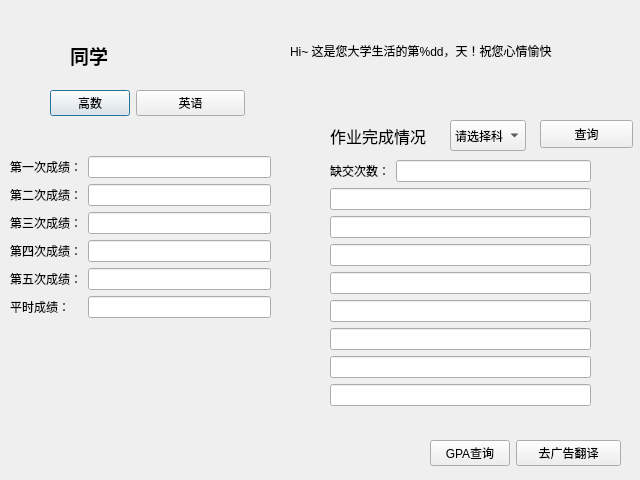
ZengKeKe1/ClassInfoCenter, file dialog.ui: the form before one commit.
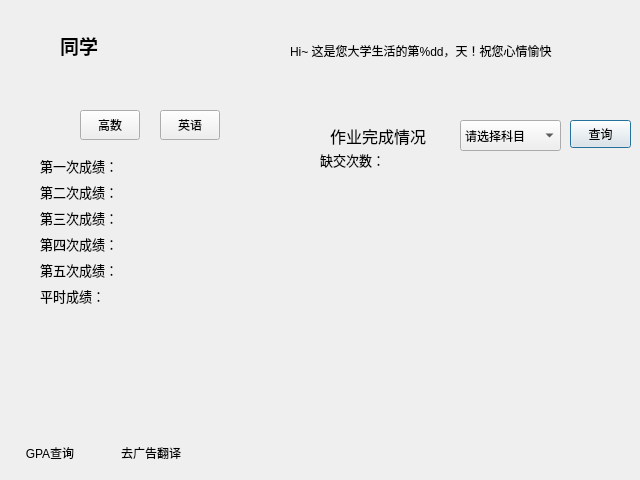
The form after the commit. Icons and pictures are not drawn.

Patch:
```diff
--- a/dialog.ui
+++ b/dialog.ui
@@ -26,14 +26,22 @@
    </size>
   </property>
   <property name="windowTitle">
-   <string>山头斜照却相迎</string>
+   <string>泪眼问花花不语，乱红飞过秋千去。</string>
+  </property>
+  <property name="styleSheet">
+   <string notr="true">
+#Dialog {
+
+	
+	border-image: url(:/Sources/778242_1.png);
+} </string>
   </property>
   <widget class="QWidget" name="formLayoutWidget">
    <property name="geometry">
     <rect>
-     <x>10</x>
+     <x>40</x>
      <y>150</y>
-     <width>261</width>
+     <width>231</width>
      <height>285</height>
     </rect>
    </property>
@@ -45,10 +53,21 @@
       </property>
       <property name="font">
        <font>
-        <weight>75</weight>
-        <bold>true</bold>
+        <family>微软雅黑</family>
+        <pointsize>10</pointsize>
+        <weight>9</weight>
+        <italic>false</italic>
+        <bold>false</bold>
        </font>
       </property>
+      <property name="styleSheet">
+       <string notr="true">  
+font: 75 10pt &quot;微软雅黑&quot;;
+ background-color: rgba(255, 255, 255, 0%);
+
+   border:1px solid #b9babb;
+   border-width:0;border-style:outset；</string>
+      </property>
       <property name="dragEnabled">
        <bool>false</bool>
       </property>
@@ -59,6 +78,18 @@
     </item>
     <item row="2" column="0">
      <widget class="QLabel" name="ScoreLB2">
+      <property name="font">
+       <font>
+        <family>微软雅黑</family>
+        <pointsize>10</pointsize>
+        <weight>9</weight>
+        <italic>false</italic>
+        <bold>false</bold>
+       </font>
+      </property>
+      <property name="styleSheet">
+       <string notr="true">font: 75 10pt &quot;微软雅黑&quot;;</string>
+      </property>
       <property name="text">
        <string>第二次成绩：</string>
       </property>
@@ -71,10 +102,21 @@
       </property>
       <property name="font">
        <font>
-        <weight>75</weight>
-        <bold>true</bold>
+        <family>微软雅黑</family>
+        <pointsize>10</pointsize>
+        <weight>9</weight>
+        <italic>false</italic>
+        <bold>false</bold>
        </font>
       </property>
+      <property name="styleSheet">
+       <string notr="true">  
+font: 75 10pt &quot;微软雅黑&quot;;
+ background-color: rgba(255, 255, 255, 0%);
+
+   border:1px solid #b9babb;
+   border-width:0;border-style:outset；</string>
+      </property>
       <property name="readOnly">
        <bool>true</bool>
       </property>
@@ -82,6 +124,18 @@
     </item>
     <item row="3" column="0">
      <widget class="QLabel" name="ScoreLB3">
+      <property name="font">
+       <font>
+        <family>微软雅黑</family>
+        <pointsize>10</pointsize>
+        <weight>9</weight>
+        <italic>false</italic>
+        <bold>false</bold>
+       </font>
+      </property>
+      <property name="styleSheet">
+       <string notr="true">font: 75 10pt &quot;微软雅黑&quot;;</string>
+      </property>
       <property name="text">
        <string>第三次成绩：</string>
       </property>
@@ -94,10 +148,21 @@
       </property>
       <property name="font">
        <font>
-        <weight>75</weight>
-        <bold>true</bold>
+        <family>微软雅黑</family>
+        <pointsize>10</pointsize>
+        <weight>9</weight>
+        <italic>false</italic>
+        <bold>false</bold>
        </font>
       </property>
+      <property name="styleSheet">
+       <string notr="true">  
+font: 75 10pt &quot;微软雅黑&quot;;
+ background-color: rgba(255, 255, 255, 0%);
+
+   border:1px solid #b9babb;
+   border-width:0;border-style:outset；</string>
+      </property>
       <property name="readOnly">
        <bool>true</bool>
       </property>
@@ -105,6 +170,18 @@
     </item>
     <item row="4" column="0">
      <widget class="QLabel" name="ScoreLB4">
+      <property name="font">
+       <font>
+        <family>微软雅黑</family>
+        <pointsize>10</pointsize>
+        <weight>9</weight>
+        <italic>false</italic>
+        <bold>false</bold>
+       </font>
+      </property>
+      <property name="styleSheet">
+       <string notr="true">font: 75 10pt &quot;微软雅黑&quot;;</string>
+      </property>
       <property name="text">
        <string>第四次成绩：</string>
       </property>
@@ -117,10 +194,21 @@
       </property>
       <property name="font">
        <font>
-        <weight>75</weight>
-        <bold>true</bold>
+        <family>微软雅黑</family>
+        <pointsize>10</pointsize>
+        <weight>9</weight>
+        <italic>false</italic>
+        <bold>false</bold>
        </font>
       </property>
+      <property name="styleSheet">
+       <string notr="true">  
+font: 75 10pt &quot;微软雅黑&quot;;
+ background-color: rgba(255, 255, 255, 0%);
+
+   border:1px solid #b9babb;
+   border-width:0;border-style:outset；</string>
+      </property>
       <property name="readOnly">
        <bool>true</bool>
       </property>
@@ -128,6 +216,18 @@
     </item>
     <item row="5" column="0">
      <widget class="QLabel" name="ScoreLB5">
+      <property name="font">
+       <font>
+        <family>微软雅黑</family>
+        <pointsize>10</pointsize>
+        <weight>9</weight>
+        <italic>false</italic>
+        <bold>false</bold>
+       </font>
+      </property>
+      <property name="styleSheet">
+       <string notr="true">font: 75 10pt &quot;微软雅黑&quot;;</string>
+      </property>
       <property name="text">
        <string>第五次成绩：</string>
       </property>
@@ -140,10 +240,21 @@
       </property>
       <property name="font">
        <font>
-        <weight>75</weight>
-        <bold>true</bold>
+        <family>微软雅黑</family>
+        <pointsize>10</pointsize>
+        <weight>9</weight>
+        <italic>false</italic>
+        <bold>false</bold>
        </font>
       </property>
+      <property name="styleSheet">
+       <string notr="true">  
+font: 75 10pt &quot;微软雅黑&quot;;
+ background-color: rgba(255, 255, 255, 0%);
+
+   border:1px solid #b9babb;
+   border-width:0;border-style:outset；</string>
+      </property>
       <property name="readOnly">
        <bool>true</bool>
       </property>
@@ -151,6 +262,18 @@
     </item>
     <item row="6" column="0">
      <widget class="QLabel" name="ScoreLB6">
+      <property name="font">
+       <font>
+        <family>微软雅黑</family>
+        <pointsize>10</pointsize>
+        <weight>9</weight>
+        <italic>false</italic>
+        <bold>false</bold>
+       </font>
+      </property>
+      <property name="styleSheet">
+       <string notr="true">font: 75 10pt &quot;微软雅黑&quot;;</string>
+      </property>
       <property name="text">
        <string>平时成绩：</string>
       </property>
@@ -163,10 +286,21 @@
       </property>
       <property name="font">
        <font>
-        <weight>75</weight>
-        <bold>true</bold>
+        <family>微软雅黑</family>
+        <pointsize>10</pointsize>
+        <weight>9</weight>
+        <italic>false</italic>
+        <bold>false</bold>
        </font>
       </property>
+      <property name="styleSheet">
+       <string notr="true">  
+font: 75 10pt &quot;微软雅黑&quot;;
+ background-color: rgba(255, 255, 255, 0%);
+
+   border:1px solid #b9babb;
+   border-width:0;border-style:outset；</string>
+      </property>
       <property name="readOnly">
        <bool>true</bool>
       </property>
@@ -174,6 +308,18 @@
     </item>
     <item row="1" column="0">
      <widget class="QLabel" name="ScoreLB1">
+      <property name="font">
+       <font>
+        <family>微软雅黑</family>
+        <pointsize>10</pointsize>
+        <weight>9</weight>
+        <italic>false</italic>
+        <bold>false</bold>
+       </font>
+      </property>
+      <property name="styleSheet">
+       <string notr="true">font: 75 10pt &quot;微软雅黑&quot;;</string>
+      </property>
       <property name="text">
        <string>第一次成绩：</string>
       </property>
@@ -219,20 +365,35 @@
   <widget class="QWidget" name="formLayoutWidget_2">
    <property name="geometry">
     <rect>
-     <x>330</x>
-     <y>160</y>
-     <width>261</width>
-     <height>281</height>
+     <x>320</x>
+     <y>150</y>
+     <width>301</width>
+     <height>311</height>
     </rect>
    </property>
+   <property name="styleSheet">
+    <string>   font: 75 10pt &quot;微软雅黑&quot;;
+ background-color: rgba(255, 255, 255, 0%);
+
+   border:1px solid #b9babb;
+   border-width:0;border-style:outset；
+  </string>
+   </property>
    <layout class="QFormLayout" name="formLayout_2">
     <item row="0" column="0">
      <widget class="QLabel" name="homework">
       <property name="font">
        <font>
-        <family>OpenSymbol</family>
+        <family>微软雅黑</family>
+        <pointsize>10</pointsize>
+        <weight>9</weight>
+        <italic>false</italic>
+        <bold>false</bold>
        </font>
       </property>
+      <property name="styleSheet">
+       <string notr="true">font: 75 10pt &quot;微软雅黑&quot;;</string>
+      </property>
       <property name="text">
        <string>缺交次数：</string>
       </property>
@@ -240,31 +401,119 @@
     </item>
     <item row="0" column="1">
      <widget class="QLineEdit" name="HWtotal">
+      <property name="styleSheet">
+       <string notr="true">   font: 75 10pt &quot;微软雅黑&quot;;
+ background-color: rgba(255, 255, 255, 0%);
+
+   border:1px solid #b9babb;
+   border-width:0;border-style:outset；
+  </string>
+      </property>
       <property name="readOnly">
        <bool>true</bool>
       </property>
      </widget>
     </item>
     <item row="1" column="0" colspan="2">
-     <widget class="QLineEdit" name="HomeworkLB1"/>
+     <widget class="QLineEdit" name="HomeworkLB1">
+      <property name="styleSheet">
+       <string notr="true">   font: 75 10pt &quot;微软雅黑&quot;;
+ background-color: rgba(255, 255, 255, 0%);
+
+   border:1px solid #b9babb;
+   border-width:0;border-style:outset；
+  </string>
+      </property>
+      <property name="readOnly">
+       <bool>true</bool>
+      </property>
+     </widget>
     </item>
     <item row="2" column="0" colspan="2">
-     <widget class="QLineEdit" name="HomeworkLB2"/>
+     <widget class="QLineEdit" name="HomeworkLB2">
+      <property name="styleSheet">
+       <string notr="true">   font: 75 10pt &quot;微软雅黑&quot;;
+ background-color: rgba(255, 255, 255, 0%);
+
+   border:1px solid #b9babb;
+   border-width:0;border-style:outset；
+  </string>
+      </property>
+      <property name="readOnly">
+       <bool>true</bool>
+      </property>
+     </widget>
     </item>
     <item row="3" column="0" colspan="2">
-     <widget class="QLineEdit" name="HomeworkLB3"/>
+     <widget class="QLineEdit" name="HomeworkLB3">
+      <property name="styleSheet">
+       <string notr="true">   font: 75 10pt &quot;微软雅黑&quot;;
+ background-color: rgba(255, 255, 255, 0%);
+
+   border:1px solid #b9babb;
+   border-width:0;border-style:outset；
+  </string>
+      </property>
+      <property name="readOnly">
+       <bool>true</bool>
+      </property>
+     </widget>
     </item>
     <item row="4" column="0" colspan="2">
-     <widget class="QLineEdit" name="HomeworkLB4"/>
+     <widget class="QLineEdit" name="HomeworkLB4">
+      <property name="styleSheet">
+       <string notr="true">   font: 75 10pt &quot;微软雅黑&quot;;
+ background-color: rgba(255, 255, 255, 0%);
+
+   border:1px solid #b9babb;
+   border-width:0;border-style:outset；
+  </string>
+      </property>
+      <property name="readOnly">
+       <bool>true</bool>
+      </property>
+     </widget>
     </item>
     <item row="5" column="0" colspan="2">
-     <widget class="QLineEdit" name="HomeworkLB5"/>
+     <widget class="QLineEdit" name="HomeworkLB5">
+      <property name="styleSheet">
+       <string notr="true">   font: 75 10pt &quot;微软雅黑&quot;;
+ background-color: rgba(255, 255, 255, 0%);
+
+   border:1px solid #b9babb;
+   border-width:0;border-style:outset；
+  </string>
+      </property>
+      <property name="readOnly">
+       <bool>true</bool>
+      </property>
+     </widget>
     </item>
     <item row="6" column="0" colspan="2">
-     <widget class="QLineEdit" name="HomeworkLB6"/>
+     <widget class="QLineEdit" name="HomeworkLB6">
+      <property name="styleSheet">
+       <string notr="true">   font: 75 10pt &quot;微软雅黑&quot;;
+ background-color: rgba(255, 255, 255, 0%);
+
+   border:1px solid #b9babb;
+   border-width:0;border-style:outset；
+  </string>
+      </property>
+      <property name="readOnly">
+       <bool>true</bool>
+      </property>
+     </widget>
     </item>
     <item row="7" column="0" colspan="2">
      <widget class="QLineEdit" name="HomeworkLB7">
+      <property name="styleSheet">
+       <string notr="true">   font: 75 10pt &quot;微软雅黑&quot;;
+ background-color: rgba(255, 255, 255, 0%);
+
+   border:1px solid #b9babb;
+   border-width:0;border-style:outset；
+  </string>
+      </property>
       <property name="readOnly">
        <bool>true</bool>
       </property>
@@ -272,6 +521,14 @@
     </item>
     <item row="8" column="0" colspan="2">
      <widget class="QLineEdit" name="HomeworkLB8">
+      <property name="styleSheet">
+       <string notr="true">   font: 75 10pt &quot;微软雅黑&quot;;
+ background-color: rgba(255, 255, 255, 0%);
+
+   border:1px solid #b9babb;
+   border-width:0;border-style:outset；
+  </string>
+      </property>
       <property name="readOnly">
        <bool>true</bool>
       </property>
@@ -282,12 +539,15 @@
   <widget class="QComboBox" name="SubChoose">
    <property name="geometry">
     <rect>
-     <x>450</x>
+     <x>460</x>
      <y>120</y>
-     <width>76</width>
+     <width>101</width>
      <height>31</height>
     </rect>
    </property>
+   <property name="styleSheet">
+    <string notr="true"/>
+   </property>
    <item>
     <property name="text">
      <string>请选择科目</string>
@@ -319,37 +579,11 @@
     </property>
    </item>
   </widget>
-  <widget class="QWidget" name="formLayoutWidget_4">
-   <property name="geometry">
-    <rect>
-     <x>50</x>
-     <y>90</y>
-     <width>195</width>
-     <height>41</height>
-    </rect>
-   </property>
-   <layout class="QFormLayout" name="formLayout_4">
-    <item row="0" column="0">
-     <widget class="QPushButton" name="MathPB">
-      <property name="text">
-       <string>高数</string>
-      </property>
-     </widget>
-    </item>
-    <item row="0" column="1">
-     <widget class="QPushButton" name="EnglishPB">
-      <property name="text">
-       <string>英语</string>
-      </property>
-     </widget>
-    </item>
-   </layout>
-  </widget>
   <widget class="QLabel" name="Name">
    <property name="geometry">
     <rect>
-     <x>70</x>
-     <y>30</y>
+     <x>60</x>
+     <y>20</y>
      <width>181</width>
      <height>51</height>
     </rect>
@@ -369,12 +603,15 @@
   <widget class="QPushButton" name="pushButton_2">
    <property name="geometry">
     <rect>
-     <x>540</x>
+     <x>570</x>
      <y>120</y>
-     <width>93</width>
+     <width>61</width>
      <height>28</height>
     </rect>
    </property>
+   <property name="styleSheet">
+    <string notr="true"/>
+   </property>
    <property name="text">
     <string>查询</string>
    </property>
@@ -382,29 +619,73 @@
   <widget class="QWidget" name="formLayoutWidget_3">
    <property name="geometry">
     <rect>
-     <x>430</x>
+     <x>10</x>
      <y>440</y>
-     <width>191</width>
-     <height>31</height>
+     <width>196</width>
+     <height>34</height>
     </rect>
    </property>
    <layout class="QFormLayout" name="formLayout_5">
     <item row="0" column="0">
      <widget class="QPushButton" name="pushButton_3">
+      <property name="styleSheet">
+       <string notr="true">font: 75 10pt &quot;微软雅黑&quot;;</string>
+      </property>
       <property name="text">
        <string>GPA查询</string>
       </property>
+      <property name="flat">
+       <bool>true</bool>
+      </property>
      </widget>
     </item>
     <item row="0" column="1">
      <widget class="QPushButton" name="pushButton">
+      <property name="styleSheet">
+       <string notr="true">font: 75 10pt &quot;微软雅黑&quot;;</string>
+      </property>
       <property name="text">
        <string>去广告翻译</string>
       </property>
+      <property name="flat">
+       <bool>true</bool>
+      </property>
      </widget>
     </item>
    </layout>
   </widget>
+  <widget class="QPushButton" name="EnglishPB">
+   <property name="geometry">
+    <rect>
+     <x>160</x>
+     <y>110</y>
+     <width>60</width>
+     <height>30</height>
+    </rect>
+   </property>
+   <property name="styleSheet">
+    <string notr="true"/>
+   </property>
+   <property name="text">
+    <string>英语</string>
+   </property>
+  </widget>
+  <widget class="QPushButton" name="MathPB">
+   <property name="geometry">
+    <rect>
+     <x>80</x>
+     <y>110</y>
+     <width>60</width>
+     <height>30</height>
+    </rect>
+   </property>
+   <property name="styleSheet">
+    <string notr="true"/>
+   </property>
+   <property name="text">
+    <string>高数</string>
+   </property>
+  </widget>
  </widget>
  <resources/>
  <connections/>
```
Left out of the diff: 3 changed lines with no effect on the pictures.
